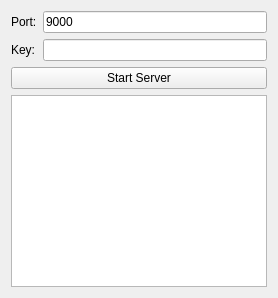
Old version of the form ui/ServerWidget.ui in the repository pinakdhabu/securefiletransfer.
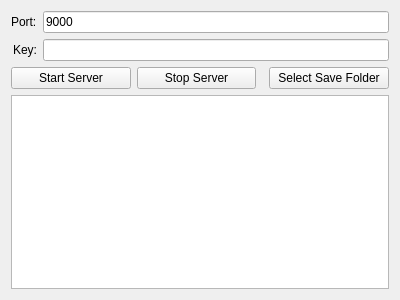
New version of the form.

What changed in the file:
```diff
--- a/ui/ServerWidget.ui
+++ b/ui/ServerWidget.ui
@@ -2,9 +2,18 @@
 <ui version="4.0">
  <class>ServerWidget</class>
  <widget class="QWidget" name="ServerWidget">
+  <property name="minimumSize">
+   <size>
+    <width>400</width>
+    <height>300</height>
+   </size>
+  </property>
   <layout class="QVBoxLayout" name="verticalLayout">
    <item>
     <layout class="QFormLayout" name="formLayout">
+     <property name="labelAlignment">
+      <set>Qt::AlignRight|Qt::AlignTrailing|Qt::AlignVCenter</set>
+     </property>
      <item row="0" column="0">
       <widget class="QLabel" name="labelPort"><property name="text"><string>Port:</string></property></widget>
      </item>
@@ -19,12 +28,33 @@
      </item>
     </layout>
    </item>
-   <item>
-    <widget class="QPushButton" name="startButton"><property name="text"><string>Start Server</string></property></widget>
-   </item>
+    <item>
+     <layout class="QHBoxLayout" name="buttonLayout">
+      <item>
+        <widget class="QPushButton" name="startButton"><property name="text"><string>Start Server</string></property></widget>
+      </item>
+      <item>
+        <widget class="QPushButton" name="stopButton"><property name="text"><string>Stop Server</string></property></widget>
+      </item>
+      <item>
+        <spacer name="hSpacer">
+         <property name="orientation"><enum>Qt::Horizontal</enum></property>
+        </spacer>
+      </item>
+      <item>
+        <widget class="QPushButton" name="selectFolderButton"><property name="text"><string>Select Save Folder</string></property></widget>
+      </item>
+     </layout>
+    </item>
    <item>
     <widget class="QPlainTextEdit" name="log">
      <property name="readOnly"><bool>true</bool></property>
+     <property name="sizePolicy">
+      <sizepolicy hsizetype="Expanding" vsizetype="Expanding">
+       <horstretch>0</horstretch>
+       <verstretch>1</verstretch>
+      </sizepolicy>
+     </property>
     </widget>
    </item>
   </layout>
```
